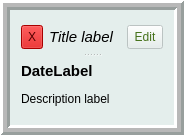
GrzegorzDomaradzki/TimelineArchitect, file TimelineArchitect/eventframe_View.ui: the form before one commit.
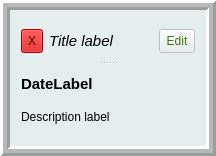
The form after the commit.

```diff
--- a/TimelineArchitect/eventframe_View.ui
+++ b/TimelineArchitect/eventframe_View.ui
@@ -9,8 +9,8 @@
    <rect>
     <x>0</x>
     <y>0</y>
-    <width>184</width>
-    <height>135</height>
+    <width>216</width>
+    <height>156</height>
    </rect>
   </property>
   <property name="cursor">
@@ -52,8 +52,11 @@
      <property name="orientation">
       <enum>Qt::Vertical</enum>
      </property>
-     <widget class="QWidget" name="">
+     <widget class="QWidget" name="layoutWidget">
       <layout class="QHBoxLayout" name="horizontalLayout">
+       <property name="sizeConstraint">
+        <enum>QLayout::SetDefaultConstraint</enum>
+       </property>
        <item>
         <widget class="QToolButton" name="toolButton">
          <property name="enabled">
@@ -998,7 +1001,7 @@
        </item>
       </layout>
      </widget>
-     <widget class="QWidget" name="">
+     <widget class="QWidget" name="layoutWidget">
       <layout class="QVBoxLayout" name="verticalLayout">
        <item>
         <widget class="QLabel" name="label">
```
Left out of the diff: 6 changed lines with no effect on the pictures.
